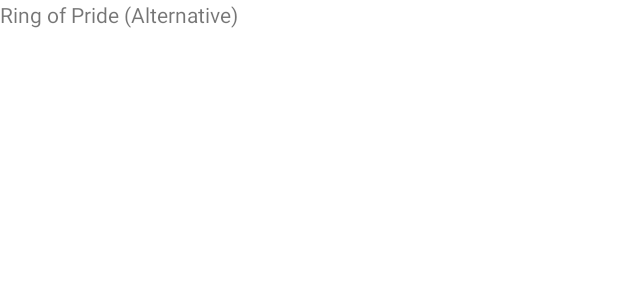
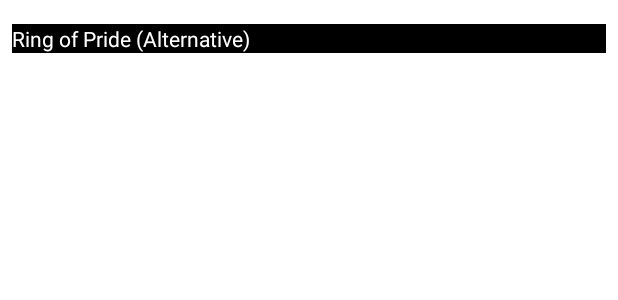
Before and after one commit to Nboerner/SplinterNews, an Android app: the layout story_panel.xml on its own in the app's theme, with its tools: preview values and no code run, on a phone screen of 412 x 824 dp. Shown: the top 300 px of the screen. Run offline under Robolectric (Android 15) with nearby library versions, the phone set to English and light mode, and no system bars; network calls fail.

```diff
--- a/app/src/main/AndroidManifest.xml
+++ b/app/src/main/AndroidManifest.xml
@@ -8,7 +8,7 @@
     <application
         android:allowBackup="true"
         android:icon="@mipmap/ic_launcher"
-        android:label="@string/app_name"
+        android:label="@string/title"
         android:roundIcon="@mipmap/ic_launcher_round"
         android:supportsRtl="true"
         android:theme="@style/Theme.Woven_News">
--- /dev/null
+++ b/app/src/main/java/com/example/woven_news/Model.kt
@@ -0,0 +1,6 @@
+package com.example.woven_news
+
+data class Model (
+    val title : String?,
+    val rating : Int?,
+        )
--- a/app/src/main/res/layout/activity_main.xml
+++ b/app/src/main/res/layout/activity_main.xml
@@ -2,6 +2,7 @@
 <androidx.constraintlayout.widget.ConstraintLayout xmlns:android="http://schemas.android.com/apk/res/android"
     xmlns:app="http://schemas.android.com/apk/res-auto"
     xmlns:tools="http://schemas.android.com/tools"
+    android:theme="@style/Theme.Woven_News"
     android:layout_width="match_parent"
     android:layout_height="match_parent"
     tools:context=".MainActivity">
@@ -10,7 +11,7 @@
         android:id="@+id/header"
         android:layout_width="wrap_content"
         android:layout_height="wrap_content"
-        android:text="Woven News"
+        android:text="@string/title"
         app:layout_constraintBottom_toBottomOf="parent"
         app:layout_constraintLeft_toLeftOf="parent"
         app:layout_constraintRight_toRightOf="parent"
--- a/app/src/main/res/layout/story_panel.xml
+++ b/app/src/main/res/layout/story_panel.xml
@@ -1,6 +1,23 @@
 <?xml version="1.0" encoding="utf-8"?>
-<TextView xmlns:android="http://schemas.android.com/apk/res/android"
-    android:id="@+id/panel"
-    android:text="Ring of Pride (Alternative)"
+<androidx.constraintlayout.widget.ConstraintLayout xmlns:android="http://schemas.android.com/apk/res/android"
+    xmlns:app="http://schemas.android.com/apk/res-auto"
+    android:padding="8dp"
     android:layout_width="match_parent"
-    android:layout_height="wrap_content" />
+    android:layout_height="wrap_content">
+
+
+    <TextView
+        android:id="@+id/panel"
+        android:layout_width="match_parent"
+        android:layout_height="wrap_content"
+        android:layout_marginTop="8dp"
+        android:layout_marginBottom="8dp"
+        android:background="@color/black"
+        android:text="Ring of Pride (Alternative)"
+        android:textColor="@color/white"
+        app:layout_constraintBottom_toBottomOf="parent"
+        app:layout_constraintEnd_toEndOf="parent"
+        app:layout_constraintHorizontal_bias="0.5"
+        app:layout_constraintStart_toStartOf="parent"
+        app:layout_constraintTop_toTopOf="parent" />
+</androidx.constraintlayout.widget.ConstraintLayout>
--- a/app/src/main/res/values/colors.xml
+++ b/app/src/main/res/values/colors.xml
@@ -7,4 +7,9 @@
     <color name="teal_700">#FF018786</color>
     <color name="black">#FF000000</color>
     <color name="white">#FFFFFFFF</color>
+    <color name="pewter_blue">#70A0AF</color>
+    <color name="opal">#A0C1B9</color>
+    <color name="lemon_meringue">#F4E8C1</color>
+    <color name="dark_blue_gray">#706993</color>
+    <color name="dark_purple">#331E38</color>
 </resources>
--- a/app/src/main/res/values/strings.xml
+++ b/app/src/main/res/values/strings.xml
@@ -1,3 +1,4 @@
 <resources>
     <string name="app_name">Woven_News</string>
+    <string name="title">Woven News</string>
 </resources>
--- a/app/src/main/res/values/themes.xml
+++ b/app/src/main/res/values/themes.xml
@@ -2,9 +2,9 @@
     <!-- Base application theme. -->
     <style name="Theme.Woven_News" parent="Theme.MaterialComponents.DayNight.DarkActionBar">
         <!-- Primary brand color. -->
-        <item name="colorPrimary">@color/purple_500</item>
-        <item name="colorPrimaryVariant">@color/purple_700</item>
-        <item name="colorOnPrimary">@color/white</item>
+        <item name="colorPrimary">@color/pewter_blue</item>
+        <item name="colorPrimaryVariant">@color/opal</item>
+        <item name="colorOnPrimary">@color/lemon_meringue</item>
         <!-- Secondary brand color. -->
         <item name="colorSecondary">@color/teal_200</item>
         <item name="colorSecondaryVariant">@color/teal_700</item>
@@ -12,5 +12,6 @@
         <!-- Status bar color. -->
         <item name="android:statusBarColor" tools:targetApi="l">?attr/colorPrimaryVariant</item>
         <!-- Customize your theme here. -->
+<!--        <item name="android:actionBarDivider" tools:targetApi="l">?attr/colorSecondary</item>-->
     </style>
 </resources>
```
Also changed, not shown: app/src/main/java/com/example/woven_news/MainActivity.kt (+38 -41 lines), app/src/main/java/com/example/woven_news/MainViewModel.kt (added, +61 -0 lines), app/src/main/java/com/example/woven_news/adapter/PanelAdapter.kt (+18 -6 lines).
